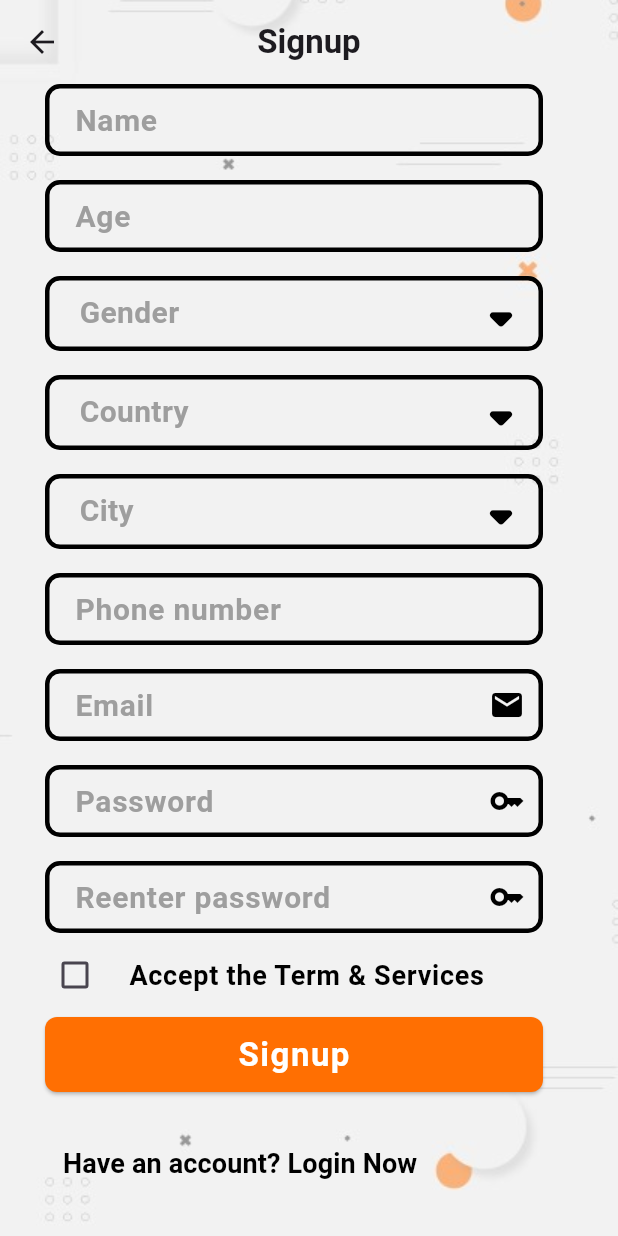
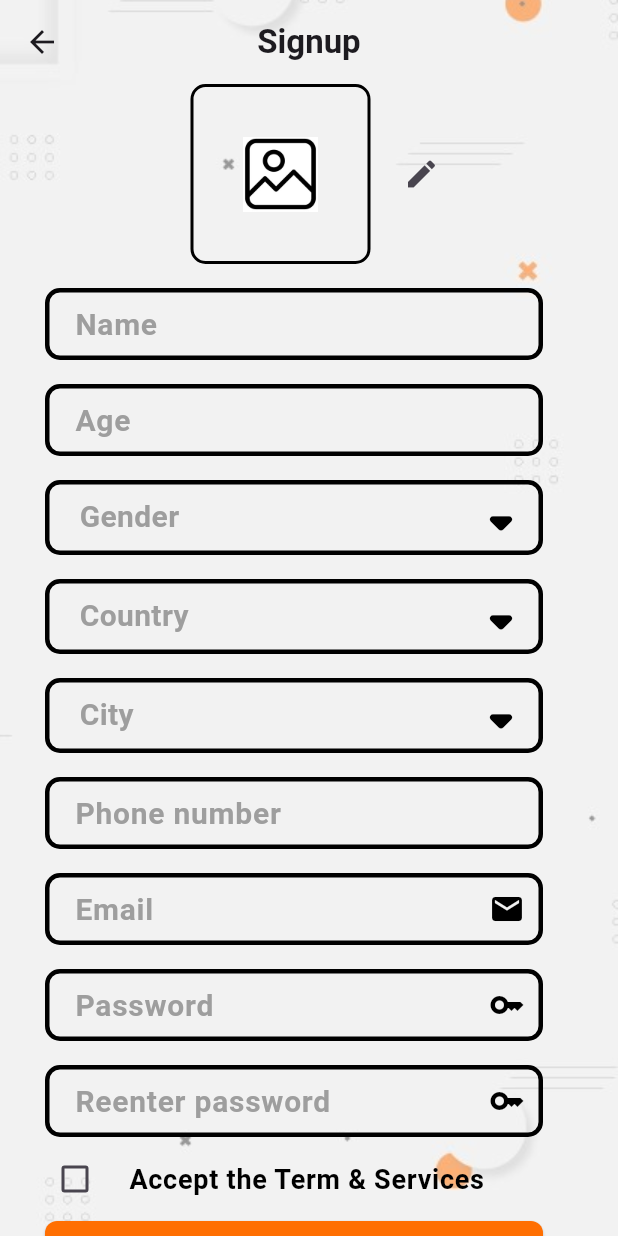
Before and after one commit to Ahmad-Nour-Haidar/shorts-tutorial, a Flutter app: the SignupScreen screen opened directly, on a phone screen of 412 x 824 dp. Run offline on Flutter 3.47's test engine with Material 3 defaults, Android fonts, the phone set to English and light mode, and no system bars; our stand-ins replace connectivity_plus, dartz, dio, image_picker.

Commit message:
edit login - signup screens

```diff
--- a/lib/view/screens/signup_screen.dart
+++ b/lib/view/screens/signup_screen.dart
@@ -37,6 +37,7 @@ class _SignupScreenState extends State<SignupScreen> {
       child: Scaffold(
         backgroundColor: Colors.transparent,
         appBar: AppBar(
+          scrolledUnderElevation: 0.0,
           backgroundColor: Colors.transparent,
           centerTitle: true,
           title: const Text(
@@ -49,6 +50,37 @@ class _SignupScreenState extends State<SignupScreen> {
         body: ListView(
           padding: const EdgeInsets.fromLTRB(30, 0, 10, 0),
           children: [
+            Row(
+              mainAxisAlignment: MainAxisAlignment.center,
+              children: [
+                Container(
+                  height: 120,
+                  width: 120,
+                  decoration: BoxDecoration(
+                    borderRadius: BorderRadius.circular(10),
+                    border: Border.all(
+                      color: Colors.black,
+                      width: 2,
+                    ),
+                  ),
+                  child: Center(
+                    child: Image.asset(
+                      'assets/images/empty-image.jpg',
+                      width: 50,
+                      height: 50,
+                    ),
+                  ),
+                ),
+                const SizedBox(width: 10),
+                IconButton(
+                  onPressed: () {},
+                  icon: const Icon(
+                    Icons.edit,
+                  ),
+                ),
+              ],
+            ),
+            const SizedBox(height: 16),
             CustomTextFormField(
               hintText: 'Name',
               controller: nameController,
@@ -233,22 +265,32 @@ class _SignupScreenState extends State<SignupScreen> {
                 ),
               ),
             ),
-            const SizedBox(height: 24),
-            Align(
-              alignment: Alignment.centerLeft,
-              child: TextButton(
-                onPressed: () {
-                  navigatorAndFinish(context, const LoginScreen());
-                },
-                child: const Text(
-                  'Have an account? Login Now',
+            const SizedBox(height: 32),
+            const Divider(color: Colors.grey, endIndent: 40),
+            Row(
+              children: [
+                const Text(
+                  'Already have an account?',
                   style: TextStyle(
                     color: Colors.black,
                     fontSize: 18,
                     fontWeight: FontWeight.w600,
                   ),
                 ),
-              ),
+                TextButton(
+                  onPressed: () {
+                    navigatorAndFinish(context, const LoginScreen());
+                  },
+                  child: const Text(
+                    'Login',
+                    style: TextStyle(
+                      color: color,
+                      fontSize: 18,
+                      fontWeight: FontWeight.w600,
+                    ),
+                  ),
+                ),
+              ],
             ),
             const SizedBox(height: 24),
           ],
```
Also changed, not shown: lib/view/screens/login_screen.dart (+28 -17 lines).
